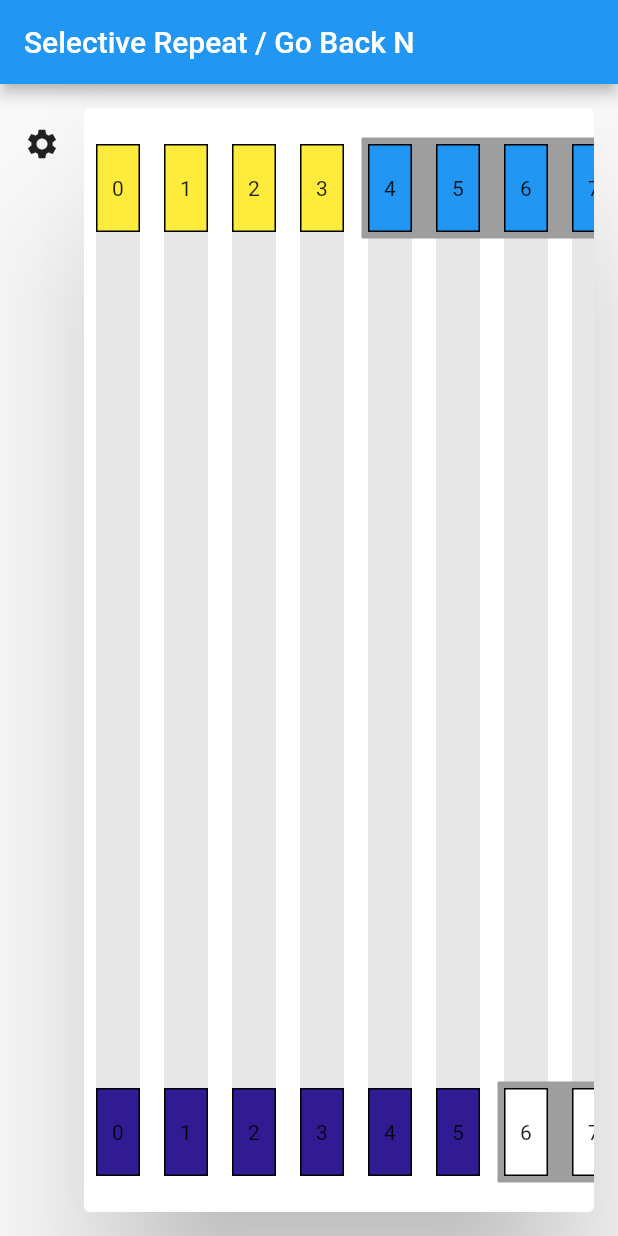
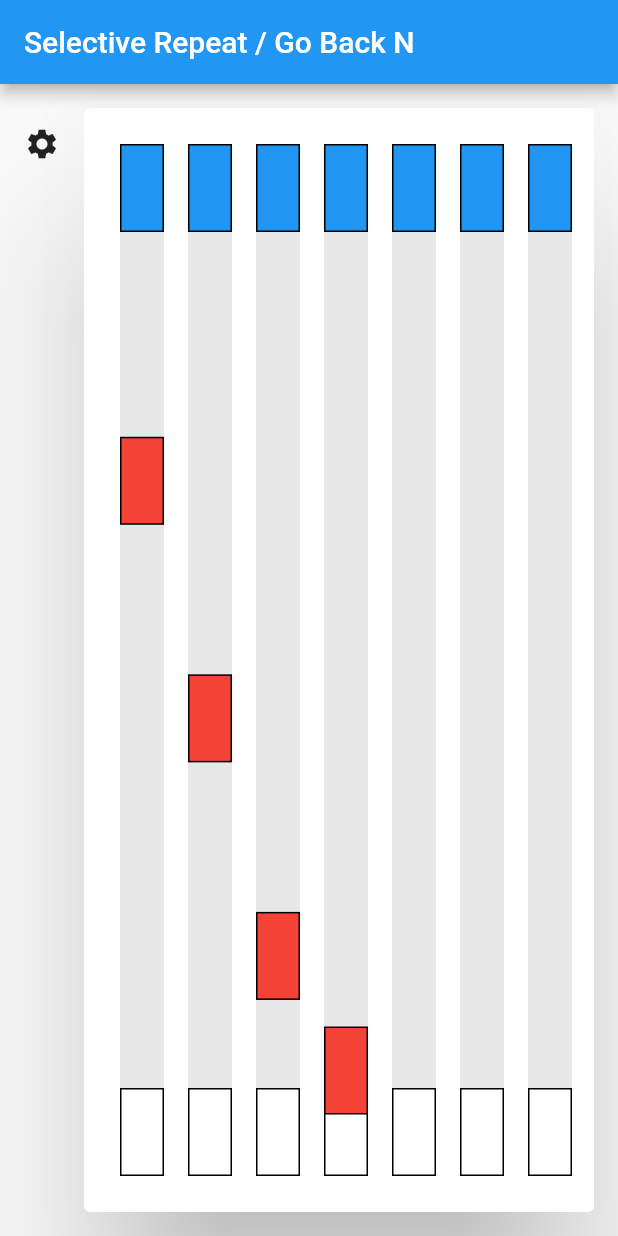
Before and after one commit to Marc-R2/package_visual, a Flutter app: the screen it shows after launch, on a phone screen of 412 x 824 dp. Run offline on Flutter 3.47's test engine with Material 2 defaults, Android fonts, the light colour scheme and no system bars.

Commit message:
Animated Stuff

```diff
--- /dev/null
+++ b/lib/animation/animated_package_in_column.dart
@@ -0,0 +1,81 @@
+import 'dart:async';
+
+import 'package:flutter/material.dart';
+import 'package:package_visual/animation/package.dart';
+import 'package:package_visual/settings/settings_controller.dart';
+
+class AnimatedPackageInColumn extends StatefulWidget {
+  const AnimatedPackageInColumn({
+    super.key,
+    required this.package,
+    required this.width,
+    required this.height,
+    required this.maxHeight,
+  });
+
+  /// The Package to display
+  final Package package;
+
+  /// Width of a Item (and the Column)
+  final double width;
+
+  /// Height of a Item
+  final double height;
+
+  /// The height of the column
+  final double maxHeight;
+
+  @override
+  State<AnimatedPackageInColumn> createState() =>
+      _AnimatedPackageInColumnState();
+}
+
+class _AnimatedPackageInColumnState extends State<AnimatedPackageInColumn> {
+  Timer? _timer;
+
+  bool isDone = false;
+
+  int get index => widget.package.index;
+
+  @override
+  void initState() {
+    _timer = Timer.periodic(const Duration(milliseconds: 32), _update);
+    super.initState();
+  }
+
+  void _update([Timer? t]) {
+    if (widget.package.isDone && !widget.package.isDestroyed) {
+      _timer?.cancel();
+      Settings.packages[index] = widget.package.copyWith(isConfirmed: true);
+      isDone = true;
+    }
+    if (mounted) setState(() {});
+  }
+
+  @override
+  void dispose() {
+    _timer?.cancel();
+    super.dispose();
+  }
+
+  @override
+  Widget build(BuildContext context) {
+    final pos = widget.package.packagePosition *
+        (widget.maxHeight - widget.height - 16);
+
+    if (isDone) return const SizedBox();
+
+    return Positioned(
+      top: 8 + pos,
+      left: 8,
+      child: Container(
+        width: widget.width,
+        height: widget.height,
+        decoration: BoxDecoration(
+          border: Border.all(),
+          color: widget.package.isReceived ? Colors.orange : Colors.red,
+        ),
+      ),
+    );
+  }
+}
--- a/lib/animation/package.dart
+++ b/lib/animation/package.dart
@@ -1,4 +1,3 @@
-
 import 'package:package_visual/settings/settings_controller.dart';
 
 class Package {
@@ -8,8 +7,12 @@ class Package {
     required this.receiveTime,
     required this.confirmationTime,
     required this.timeoutTime,
+    required this.isReceived,
+    required this.isConfirmed,
+    required this.isDestroyed,
   });
 
+  /// Create a [Package] from the current [Settings].
   static Package fromSettings({required int index}) {
     final now = DateTime.now();
     final transmissionTime = Duration(milliseconds: Settings.transmissionTime);
@@ -20,18 +23,81 @@ class Package {
       receiveTime: now.add(transmissionTime),
       confirmationTime: now.add(transmissionTime * 2),
       timeoutTime: now.add(Duration(milliseconds: Settings.timeout)),
+      isReceived: false,
+      isConfirmed: false,
+      isDestroyed: false,
     );
   }
 
+  /// The index of the package.
+  final int index;
+
+  /// Time when the package was sent.
+  final DateTime startTime;
+
+  /// Theoretical time when the package is received.
+  final DateTime receiveTime;
+
+  /// Theoretical time when the package is confirmed.
+  final DateTime confirmationTime;
+
+  /// The time at which the sender waiting for a confirmation times out.
+  final DateTime timeoutTime;
+
+  /// Whether the package is received.
+  final bool isReceived;
+
+  /// Whether the package is confirmed.
+  final bool isConfirmed;
+
+  /// Whether the package is destroyed.
+  final bool isDestroyed;
+
+  /// Get the current [DateTime].
   DateTime get now => DateTime.now();
 
-  final int index;
+  /// Whether the package has returned to the sender (by time).
+  /// Whether the package has actually been received is not checked.
+  bool get isDone => now.isAfter(confirmationTime);
 
-  final DateTime startTime;
+  /// Whether the package has timed out (from the senders view).
+  bool get isTimedOut => DateTime.now().isAfter(timeoutTime);
 
-  final DateTime receiveTime;
+  /// Get the current progress of the transmission timeout.
+  double get timeOutProgress => now.isAfter(timeoutTime)
+      ? 1
+      : now.difference(startTime).inMilliseconds /
+          timeoutTime.difference(startTime).inMilliseconds;
 
-  final DateTime confirmationTime;
+  /// Get the relative progress of the package to the receiver and back.
+  double get packagePosition => now.isAfter(receiveTime)
+      ? now.isAfter(confirmationTime)
+          ? 0
+          : 1 -
+              now.difference(receiveTime).inMilliseconds /
+                  confirmationTime.difference(receiveTime).inMilliseconds
+      : now.difference(startTime).inMilliseconds /
+          receiveTime.difference(startTime).inMilliseconds;
 
-  final DateTime timeoutTime;
+  Package copyWith({
+    int? index,
+    DateTime? startTime,
+    DateTime? receiveTime,
+    DateTime? confirmationTime,
+    DateTime? timeoutTime,
+    bool? isReceived,
+    bool? isConfirmed,
+    bool? isDestroyed,
+  }) {
+    return Package(
+      index: index ?? this.index,
+      startTime: startTime ?? this.startTime,
+      receiveTime: receiveTime ?? this.receiveTime,
+      confirmationTime: confirmationTime ?? this.confirmationTime,
+      timeoutTime: timeoutTime ?? this.timeoutTime,
+      isReceived: isReceived ?? this.isReceived,
+      isConfirmed: isConfirmed ?? this.isConfirmed,
+      isDestroyed: isDestroyed ?? this.isDestroyed,
+    );
+  }
 }
--- a/lib/main.dart
+++ b/lib/main.dart
@@ -1,7 +1,11 @@
+import 'dart:async';
+
 import 'package:flutter/material.dart';
+import 'package:package_visual/animation/package.dart';
 import 'package:package_visual/openMenu/open_menu_item.dart';
 import 'package:package_visual/openMenu/open_menu_widget.dart';
 import 'package:package_visual/package_frame_view.dart';
+import 'package:package_visual/settings/settings_controller.dart';
 
 void main() {
   runApp(const MyApp());
@@ -31,18 +35,53 @@ class MyHomePage extends StatefulWidget {
 }
 
 class _MyHomePageState extends State<MyHomePage> {
-  int _counter = 0;
-
-  static int currentSendFrame = 4;
-  static int currentReceiveFrame = 6;
-  static int frameSize = 5;
-
   bool showSettings = false;
 
-  void toggleSettings() {
-    setState(() {
-      showSettings = !showSettings;
-    });
+  Timer? updateTimer;
+
+  @override
+  void initState() {
+    setTimer();
+    super.initState();
+  }
+
+  void setTimer() {
+    updateTimer?.cancel();
+    updateTimer = Timer.periodic(
+      Duration(milliseconds: Settings.sendInterval),
+      update,
+    );
+  }
+
+  void toggleSettings() => setState(() => showSettings = !showSettings);
+
+  int get sendPos => Settings.currentSendFrame;
+
+  void update([Timer? t]) {
+    print('update ${Settings.packages.keys}');
+    final size = Settings.windowSize;
+
+    for (var i = 0; i < size; i++) {
+      final index = sendPos + i;
+      final frame = Settings.packages[index];
+      if (frame == null) {
+        Settings.packages[index] = Package.fromSettings(index: index);
+        break;
+      }
+      if (i == 0 && frame.isConfirmed) {
+        i = -1;
+        Settings.currentSendFrame++;
+        Settings.packages.remove(index);
+        continue;
+      }
+      if (frame.isTimedOut && !frame.isConfirmed) {
+        Settings.packages[index] = Package.fromSettings(index: index);
+        break;
+      }
+    }
+
+    print('set state: $mounted');
+    if (mounted) setState(() {});
   }
 
   @override
@@ -69,15 +108,12 @@ class _MyHomePageState extends State<MyHomePage> {
           ),
           Expanded(
             child: Card(
-              margin: const EdgeInsets.only(top: 16, right: 16, bottom: 16),
+              margin: EdgeInsets.only(top: 16, right: 16, bottom: 16),
               elevation: 48,
               child: Padding(
-                padding: const EdgeInsets.symmetric(vertical: 16),
+                padding: EdgeInsets.symmetric(vertical: 16),
                 child: PackageFrameView(
-                  currentSendFrame: currentSendFrame,
-                  currentReceiveFrame: currentReceiveFrame,
-                  frameSize: frameSize,
-                  counter: _counter,
+                  items: Settings.packages,
                 ),
               ),
             ),
--- a/lib/package_frame_view.dart
+++ b/lib/package_frame_view.dart
@@ -1,121 +1,98 @@
 import 'dart:math';
 
 import 'package:flutter/material.dart';
+import 'package:package_visual/animation/animated_package_in_column.dart';
+import 'package:package_visual/animation/package.dart';
+import 'package:package_visual/settings/settings_controller.dart';
 import 'package:package_visual/util/scroll_behavior.dart';
 
 class PackageFrameView extends StatelessWidget {
-  const PackageFrameView({
-    super.key,
-    required this.currentSendFrame,
-    required this.currentReceiveFrame,
-    required this.frameSize,
-    required int counter,
-  }) : _counter = counter;
+  const PackageFrameView({super.key, required this.items});
 
-  final int currentSendFrame;
-  final int currentReceiveFrame;
-  final int frameSize;
-  final int _counter;
+  final Map<int, Package> items;
+
+  int get _currentSendFrame => Settings.currentSendFrame;
+
+  int get _currentReceiveFrame => Settings.currentReceiveFrame;
 
   @override
   Widget build(BuildContext context) {
     return LayoutBuilder(
       builder: (context, cons) {
+        final height = cons.maxHeight / 12;
+        final width = height / 2;
         return ScrollConfiguration(
           behavior: MyCustomScrollBehavior(),
           child: ListView.builder(
             scrollDirection: Axis.horizontal,
-            itemCount: max(currentSendFrame, currentReceiveFrame) + 32,
-            itemBuilder: (context, index) {
-              final height = cons.maxHeight / 12;
-              final width = height / 2;
-              final isFirstInSendFrame = index == currentSendFrame;
-              final isLastInSendFrame =
-                  index == currentSendFrame + frameSize - 1;
-              final isFirstInReceiveFrame = index == currentReceiveFrame;
-              final isLastInReceiveFrame =
-                  index == currentReceiveFrame + frameSize - 1;
-              final isBeforeSendFrame = index + 1 > currentSendFrame;
-              final isBeforeReceiveFrame = index + 1 > currentReceiveFrame;
-              return Stack(
-                children: [
-                  // Gray background for the frame of the current send
-                  // On the top row
-                  if (index > currentSendFrame - 1 &&
-                      index < currentSendFrame + frameSize)
-                    Container(
-                      height: height + 8,
-                      width: width +
-                          (isFirstInSendFrame || isLastInSendFrame ? 12 : 16),
-                      margin: EdgeInsets.only(
-                        top: 4,
-                        left: isFirstInSendFrame ? 4 : 0,
-                      ),
-                      decoration: BoxDecoration(
-                        border: Border.all(width: 0, color: Colors.grey),
-                        color: Colors.grey,
+            padding: const EdgeInsets.symmetric(horizontal: 16),
+            itemCount: max(_currentSendFrame, _currentReceiveFrame) + 48,
+            itemBuilder: (context, index) => PackageColumn(
+              index: index,
+              height: height,
+              width: width,
+              maxHeight: cons.maxHeight,
+              package: items[index],
             ),
           ),
-                  // Gray background for the frame of the current receive
-                  // On the bottom row
-                  if (index > currentReceiveFrame - 1 &&
-                      index < currentReceiveFrame + frameSize)
-                    Align(
-                      alignment: Alignment.bottomCenter,
-                      child: Container(
-                        height: height + 8,
-                        width: width +
-                            (isFirstInReceiveFrame || isLastInReceiveFrame
-                                ? 12
-                                : 16),
-                        margin: EdgeInsets.only(
-                          bottom: 4,
-                          left: isFirstInReceiveFrame ? 4 : 0,
-                        ),
+        );
+      },
+    );
+  }
+}
+
+class PackageColumn extends StatelessWidget {
+  const PackageColumn({
+    super.key,
+    required this.index,
+    required this.width,
+    required this.height,
+    required this.package,
+    required this.maxHeight,
+  });
+
+  /// The index of the column
+  final int index;
+
+  /// Width of a Item (and the Column)
+  final double width;
+
+  /// Height of a Item
+  final double height;
+
+  /// The height of the column
+  final double maxHeight;
+
+  /// The Package to display
+  final Package? package;
+
+  int get _currentSendFrame => Settings.currentSendFrame;
+
+  int get _currentReceiveFrame => Settings.currentReceiveFrame;
+
+  @override
+  Widget build(BuildContext context) {
+    final isReceived = package?.isReceived ?? index < _currentReceiveFrame;
+    final isConfirmed = package?.isConfirmed ?? index < _currentSendFrame;
+
+    final column = Padding(
+      padding: const EdgeInsets.all(8),
+      child: DecoratedBox(
+        decoration: BoxDecoration(color: Colors.grey.withOpacity(0.25)),
+        child: Column(
+          children: [
+            // Sending Rectangle on top
+            SizedBox(
+              width: width,
+              height: height,
+              child: DecoratedBox(
                 decoration: BoxDecoration(
-                          // This Border is necessary,
-                          // otherwise there are render-gaps between the Columns
-                          // (other solutions are welcome)
-                          border: Border.all(width: 0, color: Colors.grey),
-                          color: Colors.grey,
+                  border: Border.all(),
+                  color: isConfirmed ? Colors.yellow : Colors.blue,
                 ),
               ),
             ),
-                  Container(
-                    width: width,
-                    height: cons.maxHeight,
-                    margin: const EdgeInsets.all(8),
-                    color: Colors.grey.withOpacity(0.25),
-                  ),
-                  // Animated Rectangle Package between Sender and Receiver
-                  AnimatedPositioned(
-                    duration: const Duration(milliseconds: 500),
-                    top: _counter * height,
-                    child: Container(
-                      width: width,
-                      height: height,
-                      margin: const EdgeInsets.all(8),
-                      color: Colors.blue,
-                    ),
-                  ),
-                  Padding(
-                    padding: const EdgeInsets.all(8),
-                    child: Column(
-                      children: [
-                        SizedBox(
-                          width: width,
-                          height: height,
-                          // Sending Rectangle on top
-                          child: DecoratedBox(
-                            decoration: BoxDecoration(
-                              border: Border.all(),
-                              color: isBeforeSendFrame
-                                  ? Colors.blue
-                                  : Colors.yellow,
-                            ),
-                            child: Center(child: Text('$index')),
-                          ),
-                        ),
+            // Space between the two Rectangles
             const Spacer(),
             // Receiving Rectangle on bottom
             SizedBox(
@@ -124,22 +101,26 @@ class PackageFrameView extends StatelessWidget {
               child: DecoratedBox(
                 decoration: BoxDecoration(
                   border: Border.all(),
-                              color: isBeforeReceiveFrame
-                                  ? Colors.white
-                                  : Colors.deepPurple.shade900,
+                  color: isReceived ? Colors.deepPurple.shade900 : Colors.white,
                 ),
-                            child: Center(child: Text('$index')),
               ),
             ),
           ],
         ),
       ),
+    );
+
+    if (package == null) return column;
+    return Stack(
+      children: [
+        column,
+        AnimatedPackageInColumn(
+          height: height,
+          maxHeight: maxHeight,
+          width: width,
+          package: package!,
+        ),
       ],
-              );
-            },
-          ),
-        );
-      },
     );
   }
 }
--- a/lib/settings/settings_controller.dart
+++ b/lib/settings/settings_controller.dart
@@ -1,3 +1,4 @@
+import 'package:package_visual/animation/package.dart';
 import 'package:package_visual/settings/protocol.dart';
 
 /// The settings used for the creation of new [Package]s.
@@ -9,7 +10,7 @@ class Settings {
   static Protocol protocol = Protocol.goBackN;
 
   /// Time in milliseconds to travel from sender to receiver (and bacl).
-  static int transmissionTime = 4096;
+  static int transmissionTime = 4069;
 
   /// The number of packages that are contained in a Frame.
   static int windowSize = 4;
@@ -19,4 +20,13 @@ class Settings {
 
   /// Time in milliseconds between sending packages.
   static int sendInterval = 1024;
+
+  /// The currently active [Package]s.
+  static Map<int, Package> packages = {};
+
+  /// The index of the first not yet confirmed package.
+  static int currentSendFrame = 0;
+
+  /// The index of the first not yet received package.
+  static int currentReceiveFrame = 0;
 }
```
Also changed, not shown: 2 other files. Lines whose indentation alone changed are shown as unchanged.
